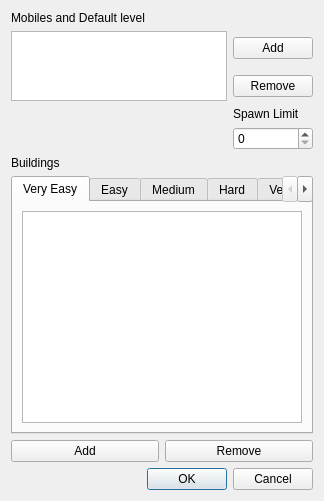
The window that WorldSpawnerTool/lairtool.ui (TheAnswer/Tools) describes before a commit, drawn with Qt 5.
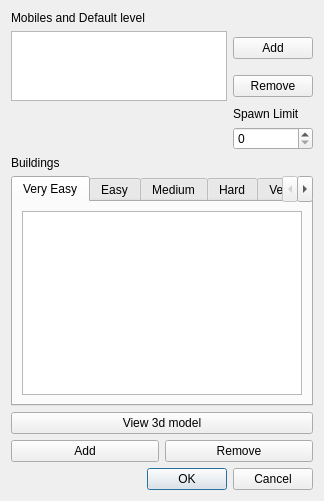
The same window after the commit.

Commit message: [added] view 3d model option for creatures and lair buildings with a slightly updated swgOSG tool by xunil

```diff
--- a/WorldSpawnerTool/lairtool.ui
+++ b/WorldSpawnerTool/lairtool.ui
@@ -118,23 +118,30 @@
        </widget>
       </widget>
      </item>
-     <item row="2" column="0">
+     <item row="3" column="0">
       <widget class="QPushButton" name="pushButton_AddBuilding">
        <property name="text">
         <string>Add</string>
        </property>
       </widget>
      </item>
-     <item row="2" column="1">
+     <item row="3" column="1">
       <widget class="QPushButton" name="pushButton_RemoveBuilding">
        <property name="text">
         <string>Remove</string>
        </property>
       </widget>
      </item>
+     <item row="2" column="0" colspan="2">
+      <widget class="QPushButton" name="pushButton_view3d">
+       <property name="text">
+        <string>View 3d model</string>
+       </property>
+      </widget>
+     </item>
     </layout>
    </item>
-   <item row="2" column="0">
+   <item row="3" column="0">
     <widget class="QDialogButtonBox" name="buttonBox">
      <property name="orientation">
       <enum>Qt::Horizontal</enum>
```
The commit also changes 214 other files.
